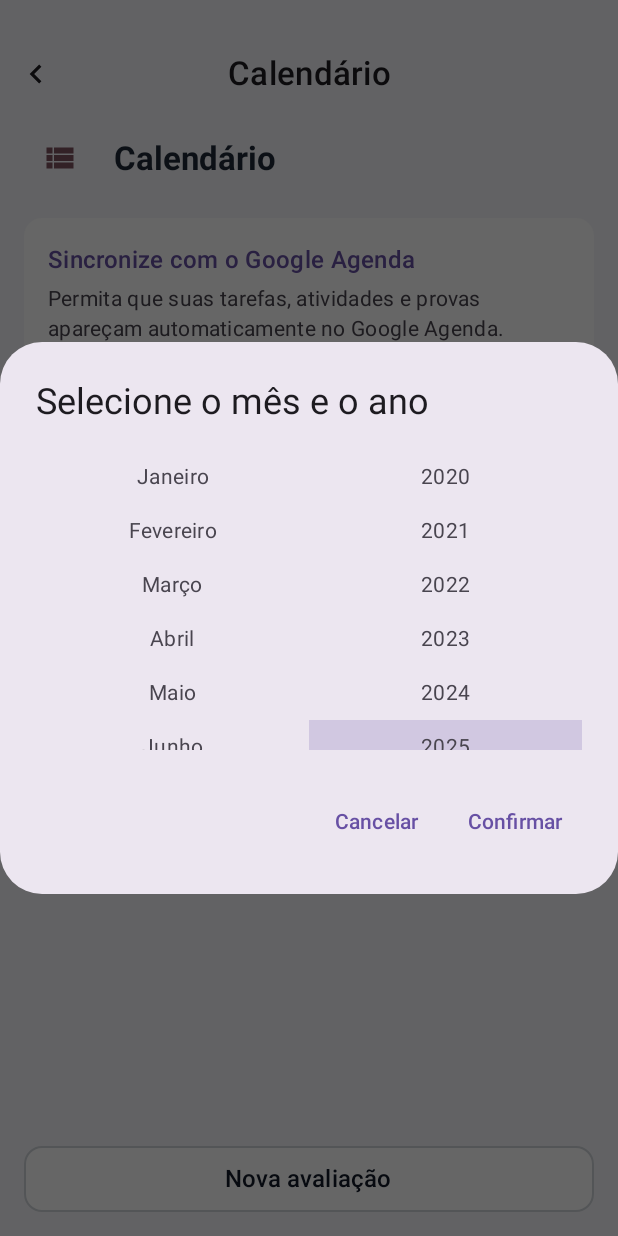
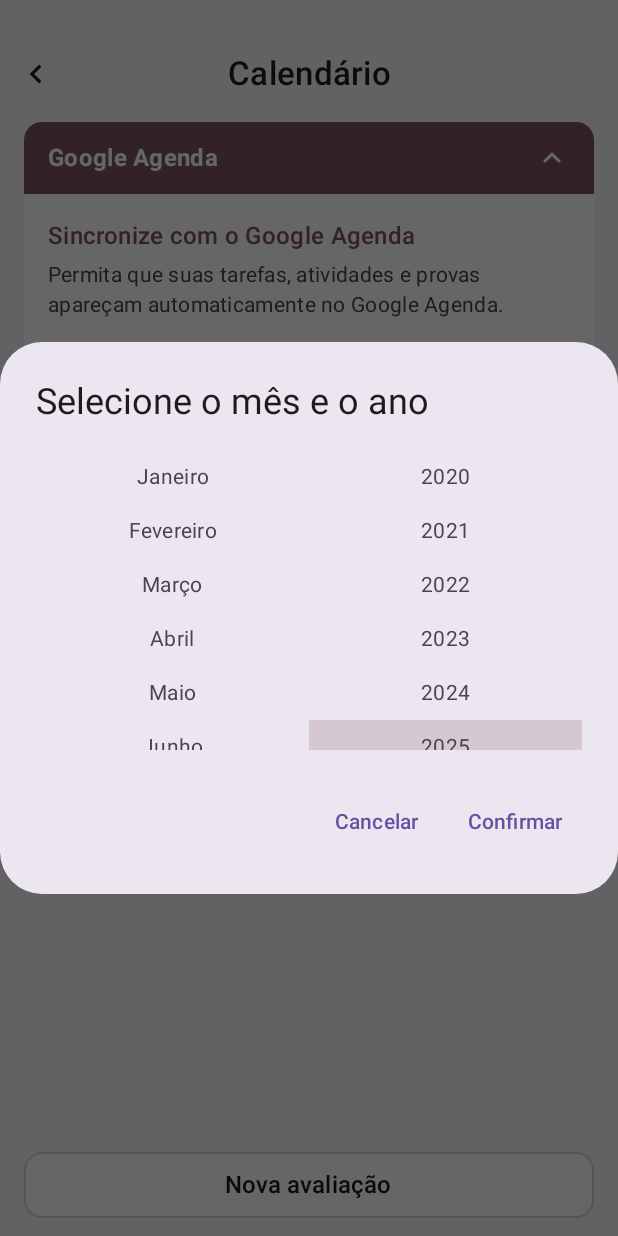
Before and after one commit to vanessabughay/UniHub, an Android app built with Jetpack Compose: the composable CalendarioScreen shown on its own in the app's theme, after a tap on "Calendário", on a phone screen of 412 x 824 dp. Run offline under Robolectric (Android 15) with nearby library versions, the phone set to English and light mode, and no system bars; 3 other taps on this screen came first.

Commit message:
ajuste de calendario

```diff
--- a/UniHub/app/src/main/java/com/example/unihub/ui/Calendario/CalendarioScreen.kt
+++ b/UniHub/app/src/main/java/com/example/unihub/ui/Calendario/CalendarioScreen.kt
@@ -4,6 +4,7 @@
 import androidx.activity.compose.rememberLauncherForActivityResult
 import androidx.activity.result.contract.ActivityResultContracts
 import androidx.annotation.RequiresExtension
+import androidx.compose.animation.AnimatedVisibility
 import androidx.compose.foundation.ExperimentalFoundationApi
 import androidx.compose.foundation.background
 import androidx.compose.foundation.combinedClickable
@@ -20,6 +21,8 @@
 import androidx.compose.material.icons.Icons
 import androidx.compose.material.icons.filled.CalendarViewMonth
 import androidx.compose.material.icons.filled.Close
+import androidx.compose.material.icons.filled.ExpandLess
+import androidx.compose.material.icons.filled.ExpandMore
 import androidx.compose.material.icons.filled.ViewList
 import androidx.compose.material3.*
 import androidx.compose.runtime.*
@@ -163,6 +166,16 @@
                 onVoltar = onVoltar
             )
         },
+
+        bottomBar = {
+            BotaoNovaAvaliacao(
+                modifier = Modifier
+                    .fillMaxWidth()
+                    .padding(horizontal = 16.dp, vertical = 12.dp)
+                    .navigationBarsPadding(), // Adiciona padding para a barra de navegação
+                onClick = onNovaAvaliacao
+            )
+        },
         containerColor = Color(0xFFF6F7FB)
     ) { inner ->
         Column(
@@ -170,22 +183,24 @@
                 .fillMaxSize()
                 .padding(inner)
         ) {
+            GoogleCalendarExpandableSection(
+                state = state,
+                onConnect = onLinkGoogleCalendar,
+                onDisconnect = onUnlinkGoogleCalendar,
+                onSync = onSyncGoogleCalendar,
+                onDismissMessage = onDismissCalendarMessage,
+                modifier = Modifier.padding(horizontal = 16.dp, vertical = 8.dp)
+            )
+
             ControleVisualizacaoEMes(
                 state = state,
                 onAlterarVisualizacao = onAlterarVisualizacao,
                 onAbrirSeletorMes = { showMonthPicker = true }
             )
 
-            GoogleCalendarIntegrationCard(
-                state = state,
-                onConnect = onLinkGoogleCalendar,
-                onDisconnect = onUnlinkGoogleCalendar,
-                onSync = onSyncGoogleCalendar,
-                onDismissMessage = onDismissCalendarMessage
-            )
-
             var dragAmount by remember { mutableFloatStateOf(0f) }
             Box(
+
                 modifier = Modifier
                     .weight(1f)
                     .pointerInput(Unit) {
@@ -215,12 +230,6 @@
                 }
             }
 
-            BotaoNovaAvaliacao(
-                modifier = Modifier
-                    .fillMaxWidth()
-                    .padding(16.dp),
-                onClick = onNovaAvaliacao
-            )
         }
     }
 }
@@ -263,27 +272,83 @@
     }
 }
 
+
 @Composable
-private fun GoogleCalendarIntegrationCard(
+private fun GoogleCalendarExpandableSection(
+    state: CalendarioUiState,
+    onConnect: () -> Unit,
+    onDisconnect: () -> Unit,
+    onSync: () -> Unit,
+    onDismissMessage: () -> Unit,
+    modifier: Modifier = Modifier
+) {
+    var isExpanded by remember { mutableStateOf(false) }
+
+    Column(modifier = modifier) {
+        Row(
+            modifier = Modifier
+                .fillMaxWidth()
+                .background(
+                    color = MaterialTheme.colorScheme.tertiary,
+                    shape = if (isExpanded)
+                        RoundedCornerShape(topStart = 12.dp, topEnd = 12.dp)
+                    else
+                        RoundedCornerShape(12.dp)
+                )
+                .clickable { isExpanded = !isExpanded }
+                .padding(horizontal = 16.dp, vertical = 12.dp),
+            verticalAlignment = Alignment.CenterVertically,
+            horizontalArrangement = Arrangement.SpaceBetween
+        ) {
+            Text(
+                text = "Google Agenda",
+                color = MaterialTheme.colorScheme.onTertiary,
+                style = MaterialTheme.typography.titleMedium,
+                fontWeight = FontWeight.Bold
+            )
+            Icon(
+                imageVector = if (isExpanded) Icons.Filled.ExpandLess else Icons.Filled.ExpandMore,
+                contentDescription = if (isExpanded) "Recolher" else "Expandir",
+                tint = MaterialTheme.colorScheme.onTertiary
+            )
+        }
+
+
+        AnimatedVisibility(visible = isExpanded) {
+            Card(
+                modifier = Modifier.fillMaxWidth(),
+                // Forma se encaixa com o cabeçalho
+                shape = RoundedCornerShape(bottomStart = 12.dp, bottomEnd = 12.dp),
+                colors = CardDefaults.cardColors(containerColor = Color.White)
+            ) {
+                // Conteúdo original do card foi movido para este Composable
+                GoogleCalendarCardContent(
+                    state = state,
+                    onConnect = onConnect,
+                    onDisconnect = onDisconnect,
+                    onSync = onSync,
+                    onDismissMessage = onDismissMessage
+                )
+            }
+        }
+    }
+}
+
+
+@Composable
+private fun GoogleCalendarCardContent(
     state: CalendarioUiState,
     onConnect: () -> Unit,
     onDisconnect: () -> Unit,
     onSync: () -> Unit,
     onDismissMessage: () -> Unit
 ) {
-    Card(
-        modifier = Modifier
-            .fillMaxWidth()
-            .padding(horizontal = 16.dp, vertical = 8.dp),
-        shape = RoundedCornerShape(12.dp),
-        colors = CardDefaults.cardColors(containerColor = Color.White)
-    ) {
     Column(modifier = Modifier.padding(16.dp)) {
         if (state.calendarLinked) {
             Text(
                 text = "Google Agenda conectado",
                 style = MaterialTheme.typography.titleMedium,
-                    color = MaterialTheme.colorScheme.primary
+                color = MaterialTheme.colorScheme.tertiary
             )
             Spacer(modifier = Modifier.height(4.dp))
             Text(
@@ -328,7 +393,7 @@
             Text(
                 text = "Sincronize com o Google Agenda",
                 style = MaterialTheme.typography.titleMedium,
-                    color = MaterialTheme.colorScheme.primary
+                color = MaterialTheme.colorScheme.tertiary
             )
             Spacer(modifier = Modifier.height(4.dp))
             Text(
@@ -341,6 +406,9 @@
                 onClick = onConnect,
                 enabled = !state.isCalendarLinking,
                 modifier = Modifier.fillMaxWidth(),
+                colors = ButtonDefaults.buttonColors(
+                    containerColor = MaterialTheme.colorScheme.tertiary,
+                ),
                 shape = RoundedCornerShape(8.dp)
             ) {
                 if (state.isCalendarLinking) {
@@ -386,7 +454,6 @@
         }
     }
 }
-}
 
 @Composable
 private fun CalendarioGridView(
@@ -425,7 +492,7 @@
                 CircularProgressIndicator()
             }
         } else {
-            // Container das Semanas (estica para preencher)
+
             Column(
                 modifier = Modifier.weight(1f),
                 verticalArrangement = Arrangement.SpaceEvenly
@@ -577,7 +644,7 @@
                             modifier = Modifier
                                 .fillMaxWidth()
                                 .clickable { mesSelecionado = mes }
-                                .background(if (mes == mesSelecionado) MaterialTheme.colorScheme.primary.copy(alpha = 0.2f) else Color.Transparent)
+                                .background(if (mes == mesSelecionado) MaterialTheme.colorScheme.tertiary.copy(alpha = 0.2f) else Color.Transparent)
                                 .padding(vertical = 8.dp, horizontal = 16.dp),
                             textAlign = TextAlign.Center
                         )
@@ -590,7 +657,7 @@
                             modifier = Modifier
                                 .fillMaxWidth()
                                 .clickable { anoSelecionado = ano }
-                                .background(if (ano == anoSelecionado) MaterialTheme.colorScheme.primary.copy(alpha = 0.2f) else Color.Transparent)
+                                .background(if (ano == anoSelecionado) MaterialTheme.colorScheme.tertiary.copy(alpha = 0.2f) else Color.Transparent)
                                 .padding(vertical = 8.dp, horizontal = 16.dp),
                             textAlign = TextAlign.Center
                         )
@@ -696,6 +763,7 @@
     }
 }
 
+
 @Composable
 private fun BotaoNovaAvaliacao(
     modifier: Modifier = Modifier,
@@ -703,7 +771,7 @@
 ) {
     Button(
         onClick = onClick,
-        modifier = modifier.height(44.dp).navigationBarsPadding(),
+        modifier = modifier.height(44.dp),
         shape = RoundedCornerShape(12.dp),
         colors = ButtonDefaults.buttonColors(
             containerColor = Color.White,
@@ -713,7 +781,9 @@
             width = 1.dp,
             brush = SolidColor(Color(0xFFD1D5DB))
         ),
-        elevation = ButtonDefaults.buttonElevation(defaultElevation = 0.dp)
+        elevation = ButtonDefaults.buttonElevation(defaultElevation = 0.dp),
+
+        contentPadding = PaddingValues(vertical = 4.dp, horizontal = 16.dp)
     ) {
         Text(
             text = "Nova avaliação",
```
Lines whose indentation alone changed are shown as unchanged.
